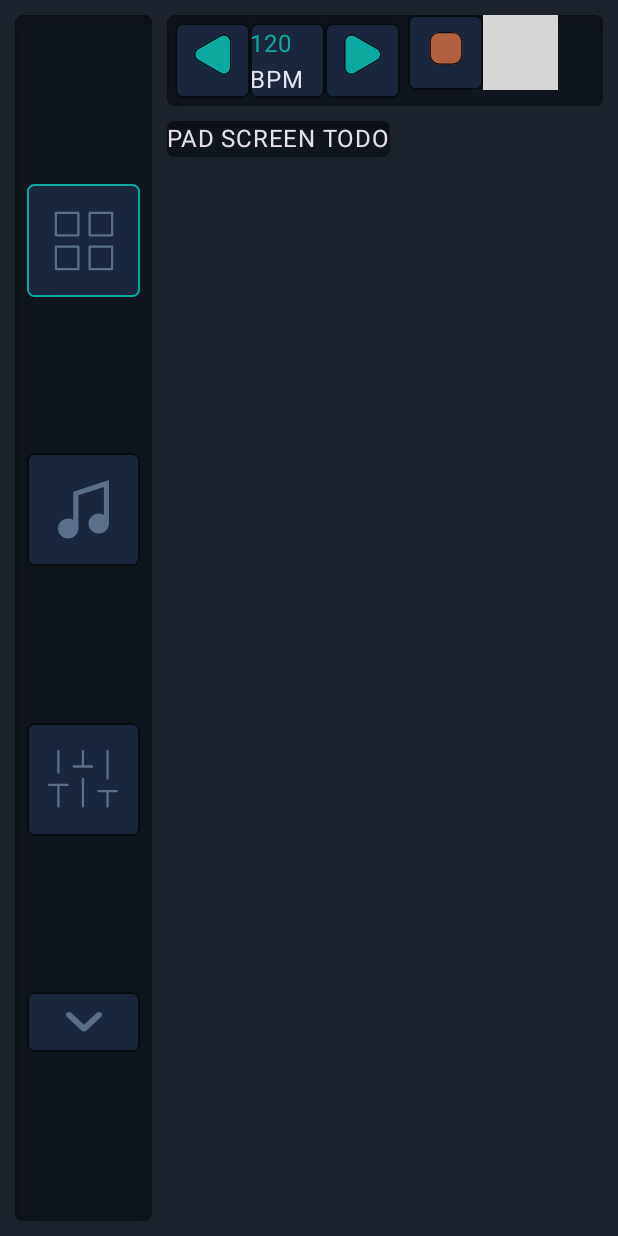
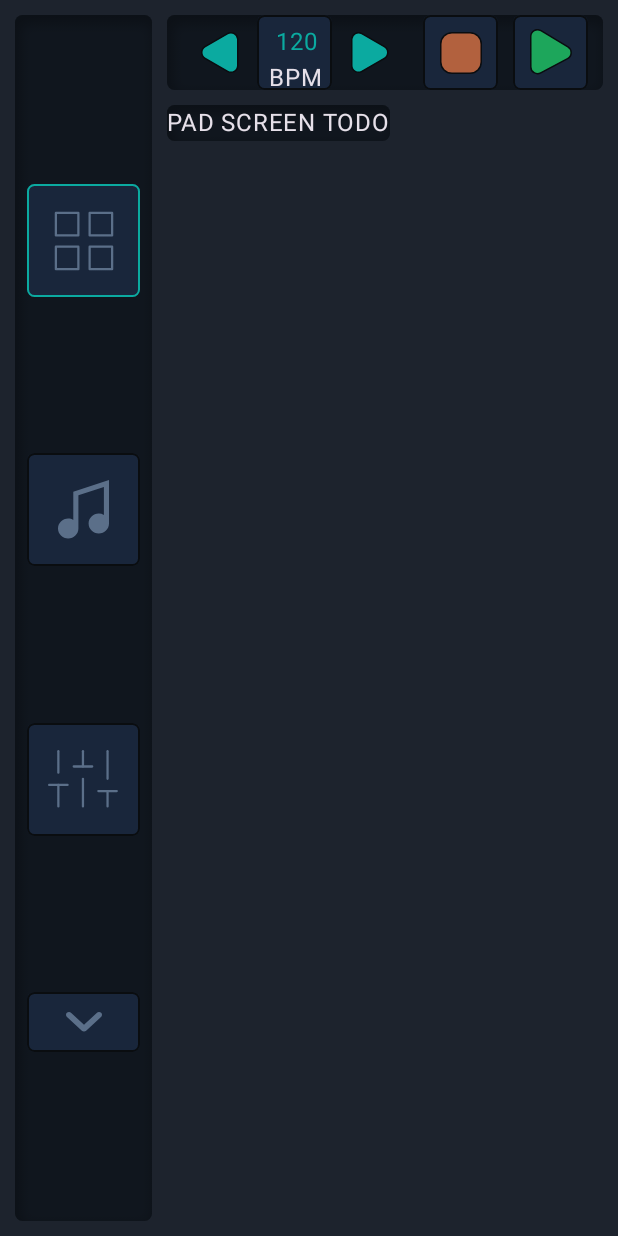
Before and after one commit to JKozina02/DrumMaker, an Android app built with Jetpack Compose: the screen it shows after launch (MainActivity), on a phone screen of 412 x 824 dp. Run offline under Robolectric (Android 15) with nearby library versions, the phone set to English and light mode, and no system bars; grey boxes are pictures that could not be loaded.

Commit message:
fixed SoundPlayer class

```diff
--- a/app/src/main/java/com/example/drummaker/composable/PadScreen.kt
+++ b/app/src/main/java/com/example/drummaker/composable/PadScreen.kt
@@ -2,20 +2,26 @@ package com.example.drummaker.composable
 
 import SoundManager
 import SoundPlayer
+import androidx.compose.foundation.layout.Arrangement
 import androidx.compose.foundation.layout.Box
 import androidx.compose.foundation.layout.Column
 import androidx.compose.foundation.layout.Row
 import androidx.compose.foundation.layout.Spacer
 import androidx.compose.foundation.layout.fillMaxSize
 import androidx.compose.foundation.layout.fillMaxWidth
-import androidx.compose.foundation.layout.padding
 import androidx.compose.foundation.layout.size
 import androidx.compose.material3.Text
 import androidx.compose.runtime.Composable
+import androidx.compose.runtime.getValue
+import androidx.compose.runtime.mutableIntStateOf
+import androidx.compose.runtime.remember
+import androidx.compose.runtime.setValue
+import androidx.compose.ui.Alignment
 import androidx.compose.ui.Modifier
 import androidx.compose.ui.unit.dp
 import com.example.drummaker.R
 import com.example.drummaker.composable.reusable.BPMButton
+import com.example.drummaker.composable.reusable.IconButton
 import com.example.drummaker.composable.reusable.InnerShadowBox
 import com.example.drummaker.composable.reusable.PlayerIconButton
 
@@ -24,6 +30,8 @@ fun PadScreen(
     soundManager: SoundManager,
     soundPlayer: SoundPlayer
 ){
+    var bpm by remember { mutableIntStateOf(soundPlayer.bPMGetter()) }
+    soundPlayer.prepareAllSounds(soundManager)
     Box(
         modifier = Modifier.fillMaxSize()
     ) {
@@ -32,16 +40,24 @@ fun PadScreen(
                 modifier = Modifier
                     .fillMaxWidth()
             ) {
-                Row() {
-                    Row(
-                        Modifier.padding(5.dp)
-                    ) {
-                        PlayerIconButton(R.drawable.polygon_1, onClick = {})
-                        BPMButton(120) { }
-                        PlayerIconButton(R.drawable.polygon_2, onClick = {})
+                Row(
+                    modifier = Modifier.fillMaxWidth(),
+                    horizontalArrangement = Arrangement.SpaceEvenly,
+                    verticalAlignment = Alignment.CenterVertically
+                ) {
+                    Row {
+                        IconButton(R.drawable.polygon_left, onClick = {
+                            soundPlayer.delaySub()
+                            bpm = soundPlayer.bPMGetter()
+                        })
+                        BPMButton(bpm){}
+                        IconButton(R.drawable.polygon_right, onClick = {
+                            soundPlayer.delayAdd()
+                            bpm = soundPlayer.bPMGetter()
+                        })
                     }
-                    PlayerIconButton(R.drawable.rectangle_110, onClick = {})
-                    PlayerIconButton(R.drawable.triangle, onClick = {})
+                    PlayerIconButton(R.drawable.rectangle, onClick = {soundPlayer.stopPlaying()})
+                    PlayerIconButton(R.drawable.triangle, onClick = {soundPlayer.playSoundsLoop()})
                 }
             }
             Spacer(modifier = Modifier.size(10.dp))
--- a/app/src/main/java/com/example/drummaker/composable/reusable/BPMButton.kt
+++ b/app/src/main/java/com/example/drummaker/composable/reusable/BPMButton.kt
@@ -1,20 +1,19 @@
 package com.example.drummaker.composable.reusable
 
-import androidx.annotation.DrawableRes
-import androidx.compose.foundation.Image
 import androidx.compose.foundation.background
 import androidx.compose.foundation.border
 import androidx.compose.foundation.clickable
 import androidx.compose.foundation.layout.Box
 import androidx.compose.foundation.layout.Column
-import androidx.compose.foundation.layout.Row
+import androidx.compose.foundation.layout.fillMaxHeight
+import androidx.compose.foundation.layout.fillMaxWidth
 import androidx.compose.foundation.layout.size
 import androidx.compose.foundation.shape.RoundedCornerShape
 import androidx.compose.material3.Text
 import androidx.compose.runtime.Composable
 import androidx.compose.ui.Alignment
 import androidx.compose.ui.Modifier
-import androidx.compose.ui.res.painterResource
+import androidx.compose.ui.text.style.TextAlign
 import androidx.compose.ui.unit.dp
 import com.example.drummaker.ui.theme.ElevatedBackgroundColor
 import com.example.drummaker.ui.theme.ElevatedBorderUnselected
@@ -38,11 +37,31 @@ fun BPMButton(
                 color = ElevatedBorderUnselected
             )
             .size(50.dp),
-        contentAlignment = Alignment.BottomStart
+        contentAlignment = Alignment.Center
     ) {
-        Column() {
-            Text(color = SpecialTextColor, text = "$value")
-            Text(text = "BPM")
+        Column(
+            modifier = Modifier.fillMaxHeight(),
+            horizontalAlignment = Alignment.CenterHorizontally
+        ) {
+            Box(
+                modifier = Modifier.weight(1.5f).fillMaxWidth(),
+                contentAlignment = Alignment.BottomCenter // lub Center
+            ) {
+                Text(
+                    color = SpecialTextColor,
+                    text = "$value",
+                    textAlign = TextAlign.End,
+                )
+            }
+            Box(
+                modifier = Modifier.weight(1f).fillMaxWidth(),
+                contentAlignment = Alignment.TopCenter
+            ) {
+                Text(
+                    text = "BPM",
+                    textAlign = TextAlign.Center,
+                )
+            }
         }
 
     }
--- a/app/src/main/java/com/example/drummaker/composable/reusable/IconButton.kt
+++ b/app/src/main/java/com/example/drummaker/composable/reusable/IconButton.kt
@@ -42,3 +42,21 @@ fun PlayerIconButton(
         )
     }
 }
+
+@Composable
+fun IconButton(
+    @DrawableRes drawableId: Int,
+    onClick: () -> Unit
+){
+    Box(
+        modifier = Modifier
+            .clickable{ onClick() }
+            .size(50.dp),
+        contentAlignment = Alignment.Center
+    ) {
+        Image(
+            painter = painterResource(id = drawableId),
+            contentDescription = "MenuIcon",
+        )
+    }
+}
--- a/app/src/main/res/drawable/polygon_1.xml
+++ /dev/null
@@ -1,14 +0,0 @@
-<vector xmlns:android="http://schemas.android.com/apk/res/android"
-    android:width="33dp"
-    android:height="36dp"
-    android:viewportWidth="33"
-    android:viewportHeight="36">
-  <path
-      android:pathData="M29,22.328C29,26.177 24.833,28.583 21.5,26.658L6.5,17.998C3.167,16.073 3.167,11.262 6.5,9.338L21.5,0.677C24.833,-1.247 29,1.158 29,5.007L29,22.328Z"
-      android:fillColor="#0BAAA0"/>
-  <path
-      android:strokeWidth="1"
-      android:pathData="M28.5,22.328C28.5,25.792 24.75,27.957 21.75,26.225L6.75,17.565C3.75,15.833 3.75,11.502 6.75,9.77L21.75,1.11C24.656,-0.568 28.266,1.412 28.489,4.687L28.5,5.007L28.5,22.328Z"
-      android:fillColor="#00000000"
-      android:strokeColor="#0A0D10"/>
-</vector>
--- a/app/src/main/res/drawable/polygon_2.xml
+++ /dev/null
@@ -1,14 +0,0 @@
-<vector xmlns:android="http://schemas.android.com/apk/res/android"
-    android:width="33dp"
-    android:height="36dp"
-    android:viewportWidth="33"
-    android:viewportHeight="36">
-  <path
-      android:pathData="M4,22.328C4,26.177 8.167,28.583 11.5,26.658L26.5,17.998C29.833,16.073 29.833,11.262 26.5,9.338L11.5,0.677C8.167,-1.247 4,1.158 4,5.007L4,22.328Z"
-      android:fillColor="#0BAAA0"/>
-  <path
-      android:strokeWidth="1"
-      android:pathData="M4.5,22.328C4.5,25.792 8.25,27.957 11.25,26.225L26.25,17.565C29.25,15.833 29.25,11.502 26.25,9.77L11.25,1.11C8.344,-0.568 4.734,1.412 4.511,4.687L4.5,5.007L4.5,22.328Z"
-      android:fillColor="#00000000"
-      android:strokeColor="#0A0D10"/>
-</vector>
--- /dev/null
+++ b/app/src/main/res/drawable/polygon_left.xml
@@ -0,0 +1,11 @@
+<vector xmlns:android="http://schemas.android.com/apk/res/android"
+    android:width="25dp"
+    android:height="28dp"
+    android:viewportWidth="25"
+    android:viewportHeight="28">
+  <path
+      android:strokeWidth="1"
+      android:pathData="M24.5,22.328C24.5,25.792 20.75,27.957 17.75,26.225L2.75,17.565C-0.25,15.833 -0.25,11.502 2.75,9.77L17.75,1.11C20.656,-0.568 24.266,1.412 24.489,4.687L24.5,5.007L24.5,22.328Z"
+      android:fillColor="#0BAAA0"
+      android:strokeColor="#0A0D10"/>
+</vector>
--- /dev/null
+++ b/app/src/main/res/drawable/polygon_right.xml
@@ -0,0 +1,11 @@
+<vector xmlns:android="http://schemas.android.com/apk/res/android"
+    android:width="25dp"
+    android:height="28dp"
+    android:viewportWidth="25"
+    android:viewportHeight="28">
+  <path
+      android:strokeWidth="1"
+      android:pathData="M0.5,22.328C0.5,25.792 4.25,27.957 7.25,26.225L22.25,17.565C25.25,15.833 25.25,11.502 22.25,9.77L7.25,1.11C4.344,-0.568 0.734,1.412 0.511,4.687L0.5,5.007L0.5,22.328Z"
+      android:fillColor="#0BAAA0"
+      android:strokeColor="#0A0D10"/>
+</vector>
--- a/app/src/main/res/drawable/rectangle.xml
+++ b/app/src/main/res/drawable/rectangle.xml
@@ -1,7 +1,11 @@
-<vector xmlns:android="http://schemas.android.com/apk/res/android" android:height="28dp" android:viewportHeight="36" android:viewportWidth="36" android:width="28dp">
-
-    <path android:fillColor="#B2613E" android:pathData="M12,0L24,0A8,8 0,0 1,32 8L32,20A8,8 0,0 1,24 28L12,28A8,8 0,0 1,4 20L4,8A8,8 0,0 1,12 0z"/>
-
-    <path android:fillColor="#00000000" android:pathData="M12,0.5L24,0.5A7.5,7.5 0,0 1,31.5 8L31.5,20A7.5,7.5 0,0 1,24 27.5L12,27.5A7.5,7.5 0,0 1,4.5 20L4.5,8A7.5,7.5 0,0 1,12 0.5z" android:strokeColor="#0A0D10" android:strokeWidth="1"/>
-
+<vector xmlns:android="http://schemas.android.com/apk/res/android"
+    android:width="28dp"
+    android:height="28dp"
+    android:viewportWidth="28"
+    android:viewportHeight="28">
+  <path
+      android:strokeWidth="1"
+      android:pathData="M8,0.5L20,0.5A7.5,7.5 0,0 1,27.5 8L27.5,20A7.5,7.5 0,0 1,20 27.5L8,27.5A7.5,7.5 0,0 1,0.5 20L0.5,8A7.5,7.5 0,0 1,8 0.5z"
+      android:fillColor="#B2613E"
+      android:strokeColor="#0A0D10"/>
 </vector>
--- a/app/src/main/res/drawable/rectangle_110.xml
+++ /dev/null
@@ -1,7 +0,0 @@
-<vector xmlns:android="http://schemas.android.com/apk/res/android" android:height="28dp" android:viewportHeight="36" android:viewportWidth="36" android:width="28dp">
-
-    <path android:fillColor="#B2613E" android:pathData="M12,0L24,0A8,8 0,0 1,32 8L32,20A8,8 0,0 1,24 28L12,28A8,8 0,0 1,4 20L4,8A8,8 0,0 1,12 0z"/>
-
-    <path android:fillColor="#00000000" android:pathData="M12,0.5L24,0.5A7.5,7.5 0,0 1,31.5 8L31.5,20A7.5,7.5 0,0 1,24 27.5L12,27.5A7.5,7.5 0,0 1,4.5 20L4.5,8A7.5,7.5 0,0 1,12 0.5z" android:strokeColor="#0A0D10" android:strokeWidth="1"/>
-
-</vector>
--- /dev/null
+++ b/app/src/main/res/drawable/triangle.xml
@@ -0,0 +1,11 @@
+<vector xmlns:android="http://schemas.android.com/apk/res/android"
+    android:width="28dp"
+    android:height="31dp"
+    android:viewportWidth="28"
+    android:viewportHeight="31">
+  <path
+      android:strokeWidth="1"
+      android:pathData="M0.545,25.271C0.553,28.657 4.156,30.822 7.149,29.239L25.053,19.77C28.15,18.132 28.269,13.739 25.266,11.935L7.318,1.15C4.314,-0.654 0.493,1.514 0.5,5.018L0.545,25.271Z"
+      android:fillColor="#1DA65B"
+      android:strokeColor="#0A0D10"/>
+</vector>
```
Also changed, not shown: app/src/main/java/com/example/drummaker/composable/NoteScreen.kt (+0 -9 lines), app/src/main/java/com/example/drummaker/composable/reusable/PlaySoundButton.kt (deleted, +0 -82 lines), app/src/main/java/com/example/drummaker/scripts/SoundScript.kt (+36 -24 lines).
